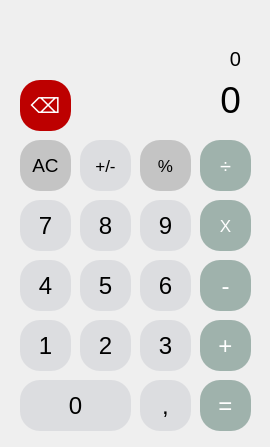
Qt form view/calculadora.ui (psfrancieli/CalculadoraPython) before a commit.
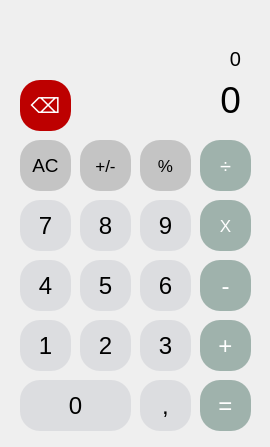
The same form after that commit. Icons and pictures are not drawn.

Commit message: calculadora-finalizada

Diff of the .ui file:
```diff
--- a/view/calculadora.ui
+++ b/view/calculadora.ui
@@ -10,27 +10,55 @@
     <height>447</height>
    </rect>
   </property>
+  <property name="minimumSize">
+   <size>
+    <width>270</width>
+    <height>447</height>
+   </size>
+  </property>
+  <property name="maximumSize">
+   <size>
+    <width>270</width>
+    <height>447</height>
+   </size>
+  </property>
   <property name="windowTitle">
    <string>MainWindow</string>
   </property>
   <property name="styleSheet">
-   <string notr="true">#btn_div, #btn_vezes, #btn_menos, #btn_mais, #btn_menos, #btn_igual {
+   <string notr="true">#btn_div, #btn_vezes, #btn_mais, #btn_menos, #btn_igual {
 	background-color: #9fb2ac;
 	color: white;
 }
 
+#btn_div:hover, #btn_vezes:hover, #btn_mais:hover, #btn_menos:hover, #btn_igual:hover {
+	background-color: #7f9a92;
+}
+
 .QPushButton {
 	background-color: #dcdde0;
 	border-radius: 20px;
 }
 
-#btn_ac, #btn_sl, #btn_por {
+.QPushButton:hover {
+	background-color: #bfc0c4;
+}
+
+#btn_ac, #btn_inv, #btn_por {
 	background-color: #c4c4c4;
 }
 
+#btn_ac:hover, #btn_inv:hover, #btn_por:hover {
+	background-color: #a0a0a0;
+}
+
 #btn_del {
 	color: white;
 	background-color: #bd0000;
+}
+
+#btn_del:hover {
+	background-color: #9b0000;
 }</string>
   </property>
   <widget class="QWidget" name="centralwidget">
@@ -468,9 +496,9 @@
    <widget class="QLabel" name="display">
     <property name="geometry">
      <rect>
-      <x>30</x>
+      <x>80</x>
       <y>70</y>
-      <width>211</width>
+      <width>161</width>
       <height>51</height>
      </rect>
     </property>
```
Left out of the diff: 9 changed lines with no effect on the pictures. The commit also changes 4 other files.
